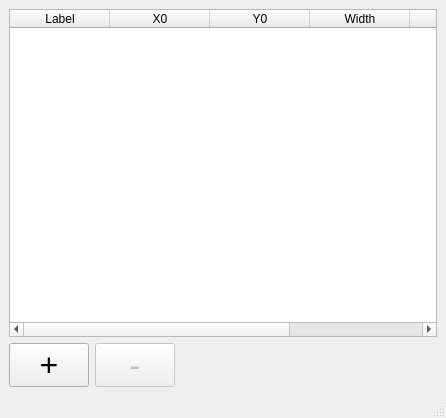
First picture: the form in src/iBeatles/ui/ui_roiEditor.ui, repository ornlneutronimaging/iBeatles, before the edit.
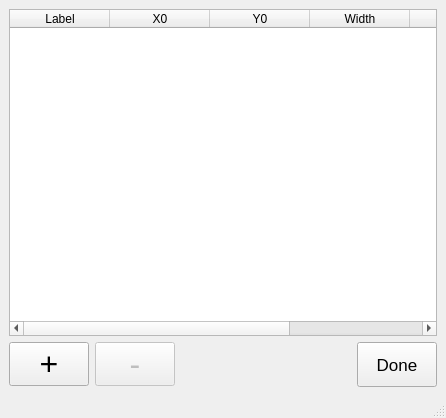
Second picture: the form after the edit.

```diff
--- a/src/iBeatles/ui/ui_roiEditor.ui
+++ b/src/iBeatles/ui/ui_roiEditor.ui
@@ -118,6 +118,25 @@
         </property>
        </spacer>
       </item>
+      <item>
+       <widget class="QPushButton" name="done_pushButton">
+        <property name="minimumSize">
+         <size>
+          <width>0</width>
+          <height>45</height>
+         </size>
+        </property>
+        <property name="font">
+         <font>
+          <pointsize>13</pointsize>
+          <kerning>true</kerning>
+         </font>
+        </property>
+        <property name="text">
+         <string>Done</string>
+        </property>
+       </widget>
+      </item>
      </layout>
     </item>
    </layout>
```
Left out of the diff: 19 changed lines with no effect on the pictures.
